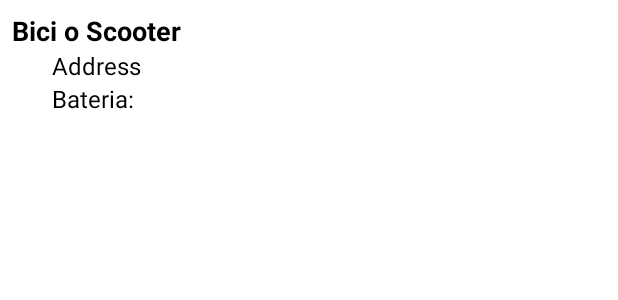
After one commit to 404set/prueba-meep, an Android app: the layout marker_info_contents.xml on its own in the app's theme, with its tools: preview values and no code run, on a phone screen of 412 x 824 dp. The commit adds this screen. Shown: the top 300 px of the screen. Run offline under Robolectric (Android 15) with nearby library versions, the phone set to English and light mode, and no system bars; network calls fail.

Commit message:
not working

```diff
--- a/app/src/main/java/com/alvikapps/prueba_meep/model/Location.kt
+++ b/app/src/main/java/com/alvikapps/prueba_meep/model/Resource.kt
@@ -2,6 +2,8 @@ package com.alvikapps.prueba_meep.model
 
 import com.google.android.gms.maps.model.LatLng
 
-data class Location(
-    val latlng: LatLng,
+data class Resource(
+    val x: Double,
+    val y: Double,
+    val companyZoneId: Int
 )
--- a/app/src/main/java/com/alvikapps/prueba_meep/api/RetrofitInstance.kt
+++ b/app/src/main/java/com/alvikapps/prueba_meep/network/RetrofitInstance.kt
@@ -1,4 +1,4 @@
-package com.alvikapps.prueba_meep.api
+package com.alvikapps.prueba_meep.network
 
 import com.alvikapps.prueba_meep.utils.Contants.Companion.BASE_URL
 import retrofit2.Retrofit
@@ -11,7 +11,7 @@ object RetrofitInstance {
             .addConverterFactory(GsonConverterFactory.create())
             .build()
     }
-    val api: SimpleApi by lazy{
-        retrofit.create(SimpleApi::class.java)
+    val api: MeepApi by lazy{
+        retrofit.create(MeepApi::class.java)
     }
 }
--- a/app/src/main/java/com/alvikapps/prueba_meep/ui/MainViewModelFactory.kt
+++ b/app/src/main/java/com/alvikapps/prueba_meep/ui/MainViewModelFactory.kt
@@ -9,5 +9,4 @@ class MainViewModelFactory(val repository: Repository): ViewModelProvider.Factor
     override fun <T : ViewModel> create(modelClass: Class<T>): T {
         return MainViewModel(repository) as T
     }
-
 }
--- a/app/src/main/java/com/alvikapps/prueba_meep/utils/Contants.kt
+++ b/app/src/main/java/com/alvikapps/prueba_meep/utils/Contants.kt
@@ -2,6 +2,6 @@ package com.alvikapps.prueba_meep.utils
 
 class Contants {
     companion object{
-        const val BASE_URL = "https://apidev.meep.me/tripplan/api/v1/routers/"
+        const val BASE_URL = "https://apidev.meep.me/tripplan/api/v1/routers/lisboa/"
     }
 }
--- /dev/null
+++ b/app/src/main/res/drawable/ic_bike_24.xml
@@ -0,0 +1,5 @@
+<vector android:height="24dp" android:tint="#326928"
+    android:viewportHeight="24" android:viewportWidth="24"
+    android:width="24dp" xmlns:android="http://schemas.android.com/apk/res/android">
+    <path android:fillColor="@android:color/white" android:pathData="M18.18,10l-1.7,-4.68C16.19,4.53 15.44,4 14.6,4H12v2h2.6l1.46,4h-4.81l-0.36,-1H12V7H7v2h1.75l1.82,5H9.9c-0.44,-2.23 -2.31,-3.88 -4.65,-3.99C2.45,9.87 0,12.2 0,15c0,2.8 2.2,5 5,5c2.46,0 4.45,-1.69 4.9,-4h4.2c0.44,2.23 2.31,3.88 4.65,3.99c2.8,0.13 5.25,-2.19 5.25,-5c0,-2.8 -2.2,-5 -5,-5H18.18zM7.82,16c-0.4,1.17 -1.49,2 -2.82,2c-1.68,0 -3,-1.32 -3,-3s1.32,-3 3,-3c1.33,0 2.42,0.83 2.82,2H5v2H7.82zM14.1,14h-1.4l-0.73,-2H15C14.56,12.58 14.24,13.25 14.1,14zM19,18c-1.68,0 -3,-1.32 -3,-3c0,-0.93 0.41,-1.73 1.05,-2.28l0.96,2.64l1.88,-0.68l-0.97,-2.67c0.03,0 0.06,-0.01 0.09,-0.01c1.68,0 3,1.32 3,3S20.68,18 19,18z"/>
+</vector>
--- /dev/null
+++ b/app/src/main/res/layout/marker_info_contents.xml
@@ -0,0 +1,35 @@
+<?xml version="1.0" encoding="utf-8"?>
+<LinearLayout xmlns:android="http://schemas.android.com/apk/res/android"
+    xmlns:tools="http://schemas.android.com/tools"
+    android:orientation="vertical"
+    android:layout_width="wrap_content"
+    android:layout_height="wrap_content"
+    android:gravity="center_horizontal"
+    android:padding="8dp">
+
+    <TextView
+        android:id="@+id/text_view_title"
+        android:layout_width="wrap_content"
+        android:layout_height="wrap_content"
+        android:textColor="@android:color/black"
+        android:textSize="18sp"
+        android:textStyle="bold"
+        tools:text="Bici o Scooter"/>
+
+    <TextView
+        android:id="@+id/text_view_address"
+        android:layout_width="wrap_content"
+        android:layout_height="wrap_content"
+        android:textColor="@android:color/black"
+        android:textSize="16sp"
+        tools:text="Address"/>
+
+    <TextView
+        android:id="@+id/text_view_rating"
+        android:layout_width="wrap_content"
+        android:layout_height="wrap_content"
+        android:textColor="@android:color/black"
+        android:textSize="16sp"
+        tools:text="Bateria: "/>
+
+</LinearLayout>
```
Also changed, not shown: app/src/main/java/com/alvikapps/prueba_meep/api/SimpleApi.kt (deleted, +0 -11 lines), app/src/main/java/com/alvikapps/prueba_meep/network/MeepApi.kt (added, +16 -0 lines), app/src/main/java/com/alvikapps/prueba_meep/repository/Repository.kt (+5 -4 lines), app/src/main/java/com/alvikapps/prueba_meep/ui/MainActivity.kt (+54 -3 lines), app/src/main/java/com/alvikapps/prueba_meep/ui/MainViewModel.kt (+6 -4 lines), app/src/main/res/drawable/ic_scooter_24.xml (added, +7 -0 lines).
